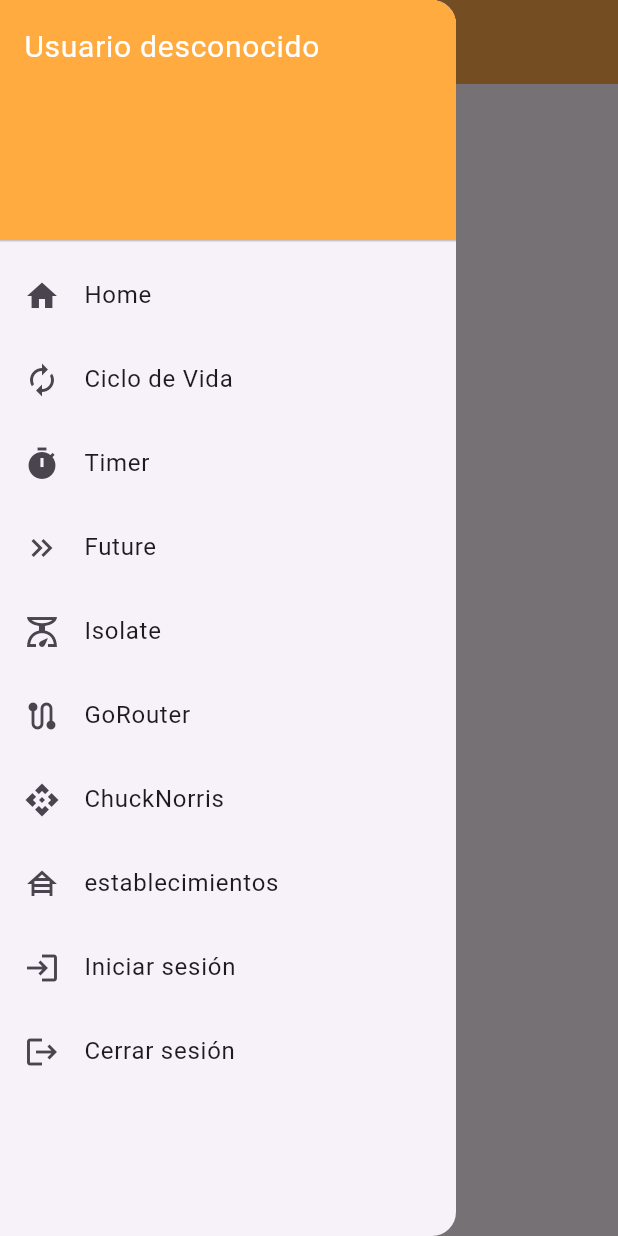
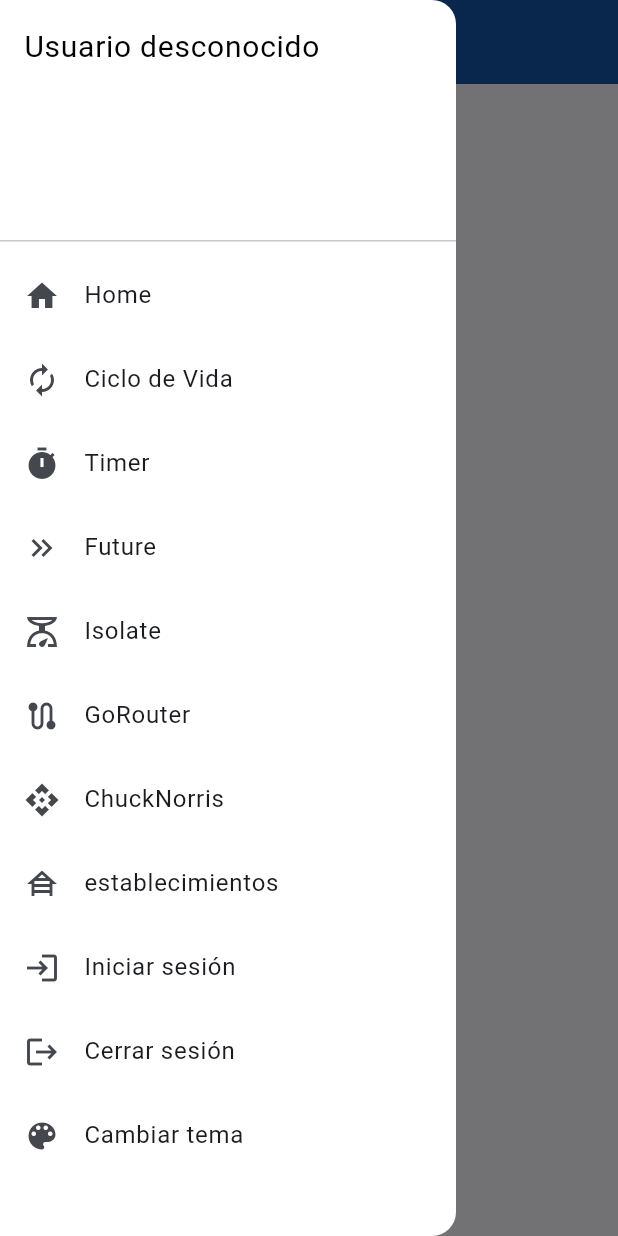
Before and after one commit to D4mi0309/TallerNavegaci-n, a Flutter app: the BaseView screen opened directly with empty values, with the side drawer open, on a phone screen of 412 x 824 dp. Run offline on Flutter 3.47's test engine with Material 3 defaults, Android fonts, the phone set to English and light mode, and no system bars; our stand-ins replace flutter_dotenv, go_router, image_picker, shared_preferences; accounts and stored records are empty.

Commit message:
Correcciones a archivos y cambio de colores a gusto

```diff
--- a/lib/routes/app_router.dart
+++ b/lib/routes/app_router.dart
@@ -7,6 +7,7 @@ import 'package:hola_mundo/views/Establecimiento/establecimiento_listView.dart';
 import 'package:hola_mundo/views/Future/future_view.dart';
 import 'package:hola_mundo/views/Isolate/isolate_view.dart';
 import 'package:hola_mundo/views/Timer/timer_view.dart';
+import 'package:hola_mundo/views/provider/change_theme_view.dart';
 import '../views/home_view.dart';
 import '../views/ciclo_vida/ciclo_vida_screen.dart';
 import '../views/paso_parametros/detalle_screen.dart';
@@ -78,5 +79,10 @@ final GoRouter appRouter = GoRouter(
       name: 'register',
       builder: (context, state) => const RegisterPage(),
     ),
+    GoRoute(
+      path: '/cambiar-tema',
+      name: 'cambiar-tema',
+      builder: (context, state) => const ChangeThemeView(),
+    ),
   ],
 );
--- a/lib/views/base_view.dart
+++ b/lib/views/base_view.dart
@@ -10,10 +10,7 @@ class BaseView extends StatelessWidget {
   @override
   Widget build(BuildContext context) {
     return Scaffold(
-      appBar: AppBar(
-        title: Text(title),
-        backgroundColor: Color.fromRGBO(255, 168, 76, 1),
-      ),
+      appBar: AppBar(title: Text(title)),
       drawer: const CustomDrawer(), // Drawer persistente para todas las vistas
       body: body,
     );
--- a/lib/views/ciclo_vida/ciclo_vida_screen.dart
+++ b/lib/views/ciclo_vida/ciclo_vida_screen.dart
@@ -25,16 +25,12 @@ class _CicloVidaScreenState extends State<CicloVidaScreen> {
   Widget build(BuildContext context) {
     print('build: Construyendo la interfaz');
     return Scaffold(
-      appBar: AppBar(
-        title: const Text('Ciclo de Vida'),
-        backgroundColor: Color.fromRGBO(255, 162, 0, 1),
-      ),
+      appBar: AppBar(title: const Text('Ciclo de Vida')),
       drawer: Drawer(
         child: ListView(
           padding: EdgeInsets.zero,
           children: [
             const DrawerHeader(
-              decoration: BoxDecoration(color: Colors.orange),
               child: Text(
                 'Menú de navegación',
                 style: TextStyle(color: Colors.white, fontSize: 24),
--- a/lib/views/custom_drawer.dart
+++ b/lib/views/custom_drawer.dart
@@ -15,13 +15,12 @@ class CustomDrawer extends StatelessWidget {
         padding: EdgeInsets.zero,
         children: [
           DrawerHeader(
-            decoration: const BoxDecoration(color: Colors.orangeAccent),
             child: Column(
               crossAxisAlignment: CrossAxisAlignment.start,
               children: [
                 Text(
                   user?.name ?? 'Usuario desconocido',
-                  style: const TextStyle(color: Colors.white, fontSize: 20),
+                  style: const TextStyle(color: Colors.black, fontSize: 20),
                 ),
                 const SizedBox(height: 4),
                 Text(
@@ -117,6 +116,13 @@ class CustomDrawer extends StatelessWidget {
               }
             },
           ),
+          ListTile(
+            leading: const Icon(Icons.color_lens),
+            title: const Text('Cambiar tema'),
+            onTap: () {
+              context.pushNamed('cambiar-tema');
+            },
+          ),
         ],
       ),
     );
--- a/lib/views/paso_parametros/detalle_screen.dart
+++ b/lib/views/paso_parametros/detalle_screen.dart
@@ -9,16 +9,12 @@ class DetalleScreen extends StatelessWidget {
   @override
   Widget build(BuildContext context) {
     return Scaffold(
-      appBar: AppBar(
-        title: const Text('Parametros'),
-        backgroundColor: Color.fromRGBO(255, 162, 0, 1),
-      ),
+      appBar: AppBar(title: const Text('Parametros')),
       drawer: Drawer(
         child: ListView(
           padding: EdgeInsets.zero,
           children: [
             const DrawerHeader(
-              decoration: BoxDecoration(color: Colors.orange),
               child: Text(
                 'Menú de navegación',
                 style: TextStyle(color: Colors.white, fontSize: 24),
--- a/pubspec.yaml
+++ b/pubspec.yaml
@@ -39,6 +39,7 @@ dependencies:
   flutter_dotenv: ^5.2.1
   image_picker: ^1.1.2
   shared_preferences: ^2.5.3
+  provider: ^6.1.4
 
 dev_dependencies:
   flutter_test:
```
Also changed, not shown: lib/main.dart (+24 -2 lines), lib/provider/theme_provider.dart (added, +39 -0 lines), lib/themes/app_theme.dart (+5 -5 lines), lib/views/home_view.dart (+10 -5 lines), lib/views/provider/change_theme_view.dart (added, +54 -0 lines), pubspec.lock.
